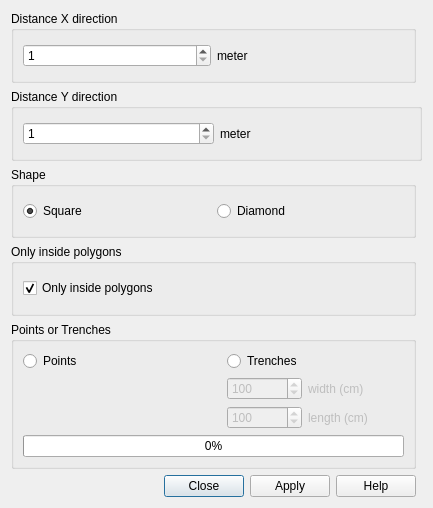
Before: the Qt Designer form FeatureGridCreator/grid_creator_dialog_base.ui in rduivenvoorde/featuregridcreator, drawn with Qt 5.
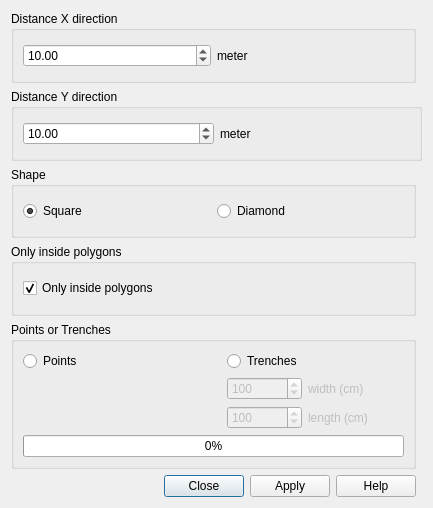
After: the same form once the commit is applied.

Commit message:
Using doublespinbox for dx and dy.
Making it possible to define centimeters (see issue #7)

The edit to the form file:
```diff
--- a/FeatureGridCreator/grid_creator_dialog_base.ui
+++ b/FeatureGridCreator/grid_creator_dialog_base.ui
@@ -66,12 +66,15 @@
      </property>
      <layout class="QGridLayout" name="gridLayout_3">
       <item row="0" column="0">
-       <widget class="QSpinBox" name="spinBox_dy">
+       <widget class="QDoubleSpinBox" name="spinBox_dy">
         <property name="minimum">
-         <number>1</number>
+         <double>0.100000000000000</double>
         </property>
         <property name="maximum">
-         <number>100000</number>
+         <double>9999.989999999999782</double>
+        </property>
+        <property name="value">
+         <double>10.000000000000000</double>
         </property>
        </widget>
       </item>
@@ -92,12 +95,15 @@
      </property>
      <layout class="QGridLayout" name="gridLayout_4">
       <item row="0" column="0">
-       <widget class="QSpinBox" name="spinBox_dx">
+       <widget class="QDoubleSpinBox" name="spinBox_dx">
         <property name="minimum">
-         <number>1</number>
+         <double>0.100000000000000</double>
         </property>
         <property name="maximum">
-         <number>100000</number>
+         <double>9999.989999999999782</double>
+        </property>
+        <property name="value">
+         <double>10.000000000000000</double>
         </property>
        </widget>
       </item>
```
The commit also changes 1 other file.
